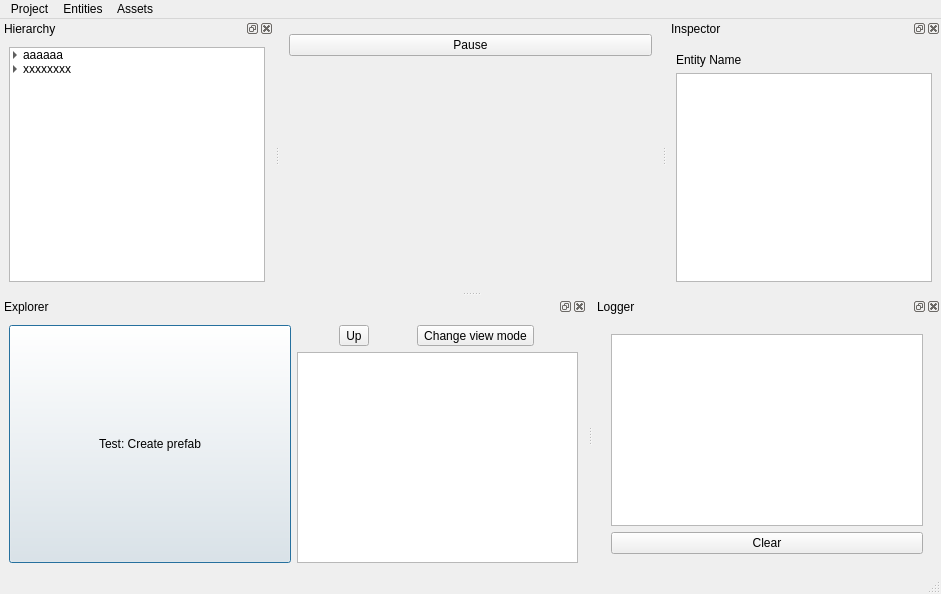
Bang3DEngine/OldBang, file res/WindowMain.ui: the form before one commit.
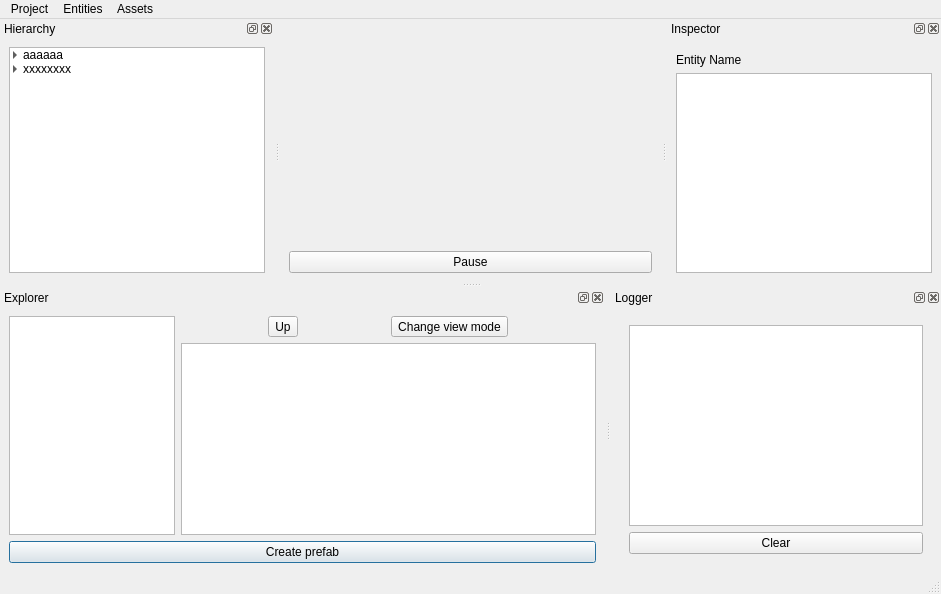
The form after the commit. Icons and pictures are not drawn. Custom widgets are drawn as their Qt base class.

Patch:
```diff
--- a/res/WindowMain.ui
+++ b/res/WindowMain.ui
@@ -25,6 +25,19 @@
       </item>
      </layout>
     </item>
+    <item>
+     <widget class="Canvas" name="canvas" native="true">
+      <property name="enabled">
+       <bool>true</bool>
+      </property>
+      <property name="sizePolicy">
+       <sizepolicy hsizetype="Expanding" vsizetype="Expanding">
+        <horstretch>1</horstretch>
+        <verstretch>1</verstretch>
+       </sizepolicy>
+      </property>
+     </widget>
+    </item>
     <item>
      <widget class="QPushButton" name="buttonPauseResume">
       <property name="text">
@@ -40,19 +53,6 @@
       </property>
      </widget>
     </item>
-    <item>
-     <widget class="Canvas" name="canvas" native="true">
-      <property name="enabled">
-       <bool>true</bool>
-      </property>
-      <property name="sizePolicy">
-       <sizepolicy hsizetype="Expanding" vsizetype="Expanding">
-        <horstretch>1</horstretch>
-        <verstretch>1</verstretch>
-       </sizepolicy>
-      </property>
-     </widget>
-    </item>
    </layout>
    <zorder></zorder>
    <zorder>buttonPauseResume</zorder>
@@ -308,7 +308,7 @@
    <property name="minimumSize">
     <size>
      <width>493</width>
-     <height>172</height>
+     <height>191</height>
     </size>
    </property>
    <property name="features">
@@ -321,24 +321,11 @@
     <number>8</number>
    </attribute>
    <widget class="QWidget" name="dockWidgetContents_5">
-    <layout class="QVBoxLayout" name="verticalLayout_10">
+    <layout class="QVBoxLayout" name="verticalLayout_10" stretch="1,0">
      <item>
-      <layout class="QHBoxLayout" name="horizontalLayout_3">
+      <layout class="QHBoxLayout" name="horizontalLayout_3" stretch="2,5">
        <item>
-        <widget class="QPushButton" name="buttonCreatePrefab">
-         <property name="sizePolicy">
-          <sizepolicy hsizetype="Preferred" vsizetype="Preferred">
-           <horstretch>0</horstretch>
-           <verstretch>0</verstretch>
-          </sizepolicy>
-         </property>
-         <property name="text">
-          <string>Test: Create prefab</string>
-         </property>
-         <property name="default">
-          <bool>true</bool>
-         </property>
-        </widget>
+        <widget class="QListView" name="widgetListExplorerDirs"/>
        </item>
        <item>
         <layout class="QVBoxLayout" name="verticalLayout_7">
@@ -398,6 +385,22 @@
        </item>
       </layout>
      </item>
+     <item>
+      <widget class="QPushButton" name="buttonCreatePrefab">
+       <property name="sizePolicy">
+        <sizepolicy hsizetype="Preferred" vsizetype="Preferred">
+         <horstretch>0</horstretch>
+         <verstretch>0</verstretch>
+        </sizepolicy>
+       </property>
+       <property name="text">
+        <string>Create prefab</string>
+       </property>
+       <property name="default">
+        <bool>true</bool>
+       </property>
+      </widget>
+     </item>
     </layout>
    </widget>
   </widget>
```
Left out of the diff: 16 changed lines with no effect on the pictures.
